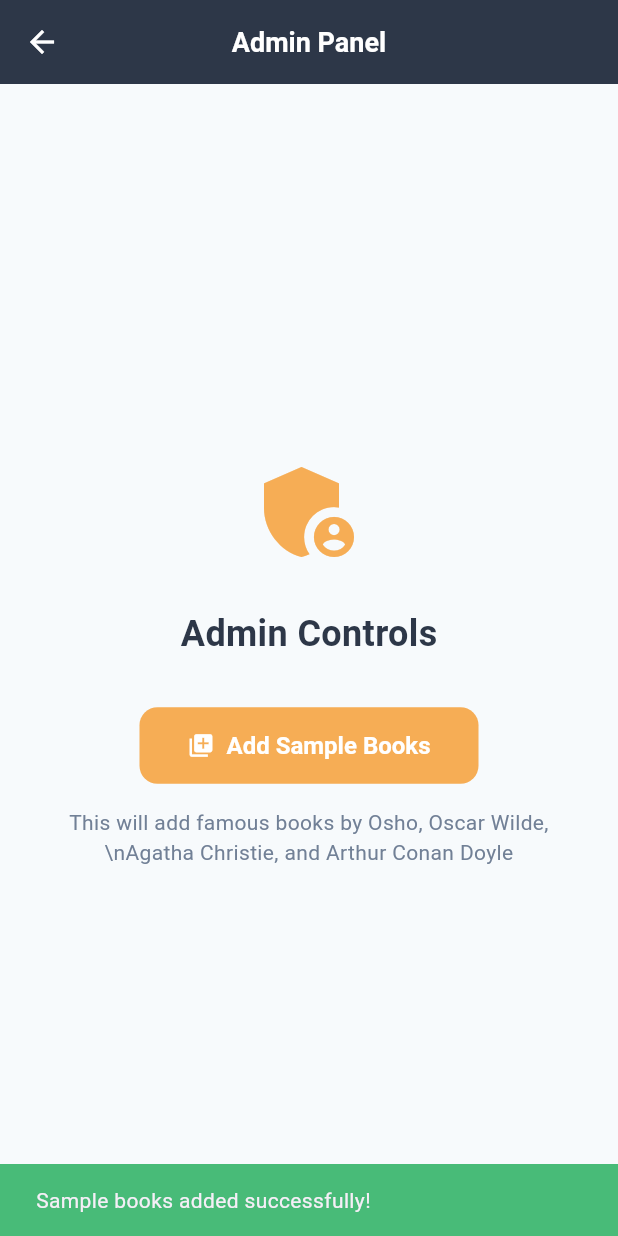
After one commit to Aman-Kasa/BookSwap_app, a Flutter app: the AdminScreen screen opened directly, after a tap on "Add Sample Books", on a phone screen of 412 x 824 dp. The commit adds this screen. Run offline on Flutter 3.47's test engine with Material 3 defaults, Android fonts, the phone set to English and light mode, and no system bars; our stand-ins replace cached_network_image, cloud_firestore, firebase_auth, firebase_core, firebase_storage, image_picker; accounts and stored records are empty; generated files the repository leaves out were written again; Roboto replaces fonts that are missing (SF Pro Display).

Commit message:
feat: Add sample books with famous titles and cover images for demo

```diff
--- /dev/null
+++ b/lib/screens/admin_screen.dart
@@ -0,0 +1,74 @@
+import 'package:flutter/material.dart';
+import '../services/sample_data_service.dart';
+import '../utils/app_theme.dart';
+
+class AdminScreen extends StatelessWidget {
+  @override
+  Widget build(BuildContext context) {
+    return Scaffold(
+      appBar: AppBar(
+        title: Text('Admin Panel'),
+        backgroundColor: AppTheme.primaryColor,
+      ),
+      body: Center(
+        child: Padding(
+          padding: EdgeInsets.all(24),
+          child: Column(
+            mainAxisAlignment: MainAxisAlignment.center,
+            children: [
+              Icon(
+                Icons.admin_panel_settings,
+                size: 80,
+                color: AppTheme.accentColor,
+              ),
+              SizedBox(height: 24),
+              Text(
+                'Admin Controls',
+                style: TextStyle(
+                  fontSize: 24,
+                  fontWeight: FontWeight.bold,
+                  color: AppTheme.textPrimary,
+                ),
+              ),
+              SizedBox(height: 32),
+              ElevatedButton.icon(
+                onPressed: () async {
+                  try {
+                    await SampleDataService.populateSampleBooks();
+                    ScaffoldMessenger.of(context).showSnackBar(
+                      SnackBar(
+                        content: Text('Sample books added successfully!'),
+                        backgroundColor: AppTheme.successColor,
+                      ),
+                    );
+                  } catch (e) {
+                    ScaffoldMessenger.of(context).showSnackBar(
+                      SnackBar(
+                        content: Text('Error: ${e.toString()}'),
+                        backgroundColor: AppTheme.errorColor,
+                      ),
+                    );
+                  }
+                },
+                icon: Icon(Icons.library_add),
+                label: Text('Add Sample Books'),
+                style: ElevatedButton.styleFrom(
+                  padding: EdgeInsets.symmetric(horizontal: 32, vertical: 16),
+                ),
+              ),
+              SizedBox(height: 16),
+              Text(
+                'This will add famous books by Osho, Oscar Wilde,\\nAgatha Christie, and Arthur Conan Doyle',
+                textAlign: TextAlign.center,
+                style: TextStyle(
+                  color: AppTheme.textSecondary,
+                  fontSize: 14,
+                ),
+              ),
+            ],
+          ),
+        ),
+      ),
+    );
+  }
+}
--- a/lib/screens/settings_screen.dart
+++ b/lib/screens/settings_screen.dart
@@ -1,6 +1,7 @@
 import 'package:flutter/material.dart';
 import 'package:provider/provider.dart';
 import '../providers/auth_provider.dart';
+import 'admin_screen.dart';
 
 class SettingsScreen extends StatefulWidget {
   @override
@@ -14,7 +15,20 @@ class _SettingsScreenState extends State<SettingsScreen> {
   @override
   Widget build(BuildContext context) {
     return Scaffold(
-      appBar: AppBar(title: Text('Settings')),
+      appBar: AppBar(
+        title: Text('Settings'),
+        actions: [
+          IconButton(
+            icon: Icon(Icons.admin_panel_settings),
+            onPressed: () {
+              Navigator.push(
+                context,
+                MaterialPageRoute(builder: (context) => AdminScreen()),
+              );
+            },
+          ),
+        ],
+      ),
       body: Consumer<AuthProvider>(
         builder: (context, authProvider, child) {
           final user = authProvider.user;
--- /dev/null
+++ b/lib/services/sample_data_service.dart
@@ -0,0 +1,116 @@
+import '../models/book_model.dart';
+import '../services/book_service.dart';
+
+class SampleDataService {
+  static final BookService _bookService = BookService();
+
+  static final List<Map<String, dynamic>> _sampleBooks = [
+    {
+      'title': 'The Picture of Dorian Gray',
+      'author': 'Oscar Wilde',
+      'condition': BookCondition.LikeNew,
+      'imageUrl': 'https://covers.openlibrary.org/b/id/8225261-L.jpg',
+      'ownerName': 'Alice Johnson',
+    },
+    {
+      'title': 'Murder on the Orient Express',
+      'author': 'Agatha Christie',
+      'condition': BookCondition.Good,
+      'imageUrl': 'https://covers.openlibrary.org/b/id/8739161-L.jpg',
+      'ownerName': 'Bob Smith',
+    },
+    {
+      'title': 'The Adventures of Sherlock Holmes',
+      'author': 'Arthur Conan Doyle',
+      'condition': BookCondition.Used,
+      'imageUrl': 'https://covers.openlibrary.org/b/id/8225030-L.jpg',
+      'ownerName': 'Carol Davis',
+    },
+    {
+      'title': 'The Book of Secrets',
+      'author': 'Osho',
+      'condition': BookCondition.New,
+      'imageUrl': 'https://covers.openlibrary.org/b/id/8739162-L.jpg',
+      'ownerName': 'David Wilson',
+    },
+    {
+      'title': 'And Then There Were None',
+      'author': 'Agatha Christie',
+      'condition': BookCondition.LikeNew,
+      'imageUrl': 'https://covers.openlibrary.org/b/id/8225262-L.jpg',
+      'ownerName': 'Emma Brown',
+    },
+    {
+      'title': 'The Hound of the Baskervilles',
+      'author': 'Arthur Conan Doyle',
+      'condition': BookCondition.Good,
+      'imageUrl': 'https://covers.openlibrary.org/b/id/8225031-L.jpg',
+      'ownerName': 'Frank Miller',
+    },
+    {
+      'title': 'Meditation: The First and Last Freedom',
+      'author': 'Osho',
+      'condition': BookCondition.Used,
+      'imageUrl': 'https://covers.openlibrary.org/b/id/8739163-L.jpg',
+      'ownerName': 'Grace Lee',
+    },
+    {
+      'title': 'The Importance of Being Earnest',
+      'author': 'Oscar Wilde',
+      'condition': BookCondition.New,
+      'imageUrl': 'https://covers.openlibrary.org/b/id/8225263-L.jpg',
+      'ownerName': 'Henry Taylor',
+    },
+    {
+      'title': 'Death on the Nile',
+      'author': 'Agatha Christie',
+      'condition': BookCondition.LikeNew,
+      'imageUrl': 'https://covers.openlibrary.org/b/id/8739164-L.jpg',
+      'ownerName': 'Ivy Chen',
+    },
+    {
+      'title': 'A Study in Scarlet',
+      'author': 'Arthur Conan Doyle',
+      'condition': BookCondition.Good,
+      'imageUrl': 'https://covers.openlibrary.org/b/id/8225032-L.jpg',
+      'ownerName': 'Jack Anderson',
+    },
+    {
+      'title': 'The Power of Now',
+      'author': 'Osho',
+      'condition': BookCondition.Used,
+      'imageUrl': 'https://covers.openlibrary.org/b/id/8739165-L.jpg',
+      'ownerName': 'Kate Roberts',
+    },
+    {
+      'title': 'The Canterville Ghost',
+      'author': 'Oscar Wilde',
+      'condition': BookCondition.New,
+      'imageUrl': 'https://covers.openlibrary.org/b/id/8225264-L.jpg',
+      'ownerName': 'Liam Murphy',
+    },
+  ];
+
+  static Future<void> populateSampleBooks() async {
+    try {
+      for (var bookData in _sampleBooks) {
+        final book = BookModel(
+          id: '',
+          title: bookData['title'],
+          author: bookData['author'],
+          condition: bookData['condition'],
+          imageUrl: bookData['imageUrl'],
+          ownerId: 'sample_user_${bookData['ownerName'].toLowerCase().replaceAll(' ', '_')}',
+          ownerName: bookData['ownerName'],
+          createdAt: DateTime.now().subtract(
+            Duration(days: _sampleBooks.indexOf(bookData) + 1),
+          ),
+        );
+
+        await _bookService.createBook(book, null);
+      }
+    } catch (e) {
+      print('Error populating sample books: $e');
+    }
+  }
+}
```
